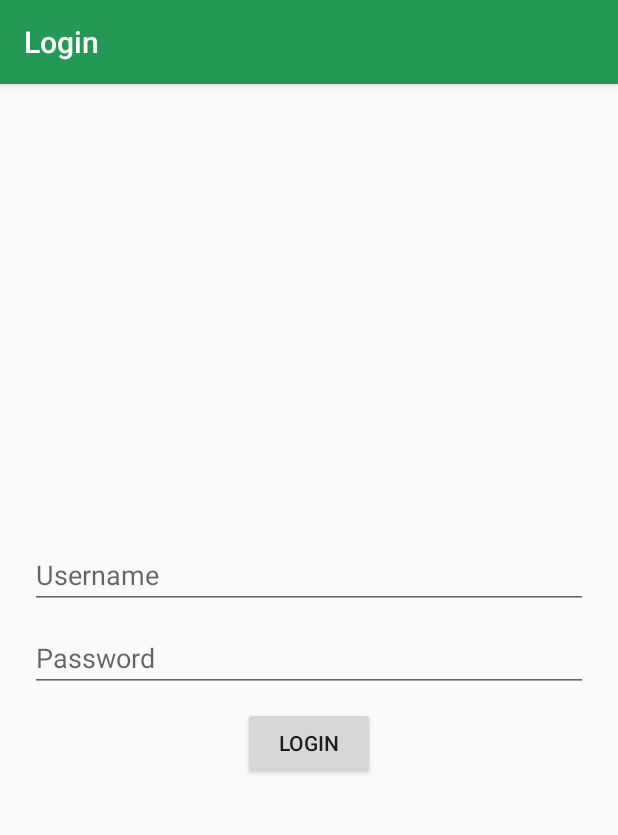
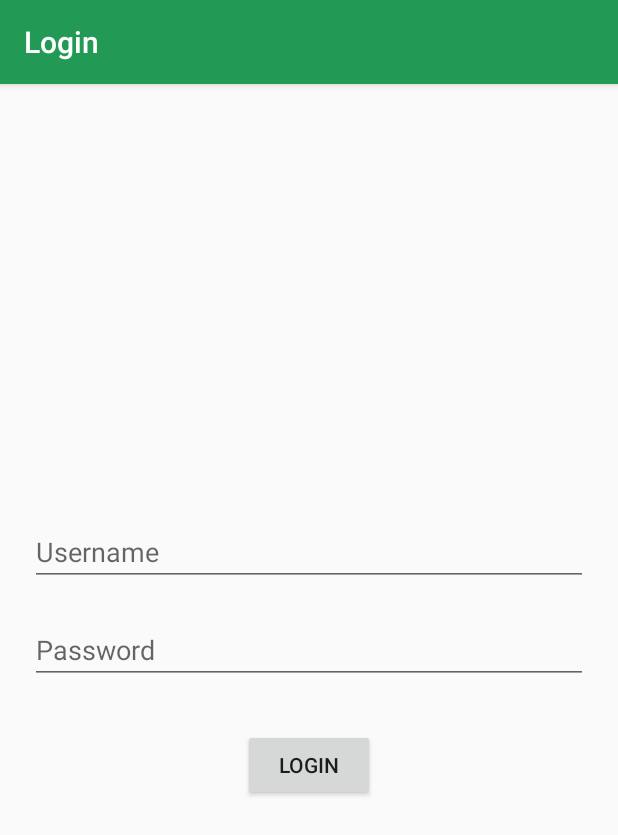
Before and after one commit to thanhlcm90/green-coffee, an Android app: the screen it shows after launch (LoginActivity), on a phone screen of 412 x 824 dp. Shown: the top 835 px of the screen. Run offline under Robolectric (Android 15) with nearby library versions, the phone set to English and light mode, and no system bars.

```diff
--- a/testapp/src/main/res/layout/activity_login.xml
+++ b/testapp/src/main/res/layout/activity_login.xml
@@ -12,7 +12,7 @@
         android:id="@+id/login.input.username"
         android:layout_width="match_parent"
         android:layout_height="wrap_content"
-        android:layout_marginBottom="10dp"
+        android:layout_marginBottom="20dp"
         android:hint="@string/login.username"
         android:inputType="text" />
 
@@ -20,7 +20,7 @@
         android:id="@+id/login.input.password"
         android:layout_width="match_parent"
         android:layout_height="wrap_content"
-        android:layout_marginBottom="10dp"
+        android:layout_marginBottom="30dp"
         android:hint="@string/login.password"
         android:inputType="textPassword" />
 
--- a/testapp/src/main/res/layout/activity_main.xml
+++ b/testapp/src/main/res/layout/activity_main.xml
@@ -7,9 +7,4 @@
     android:orientation="vertical"
     android:padding="20dp">
 
-    <TextView
-        android:layout_width="wrap_content"
-        android:layout_height="wrap_content"
-        android:text="@string/main.title" />
-
 </LinearLayout>
```
Also changed, not shown: 2 other files.
